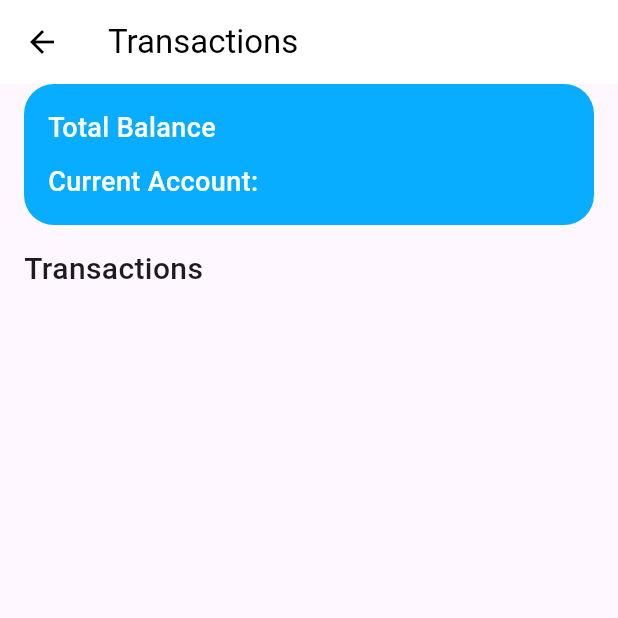
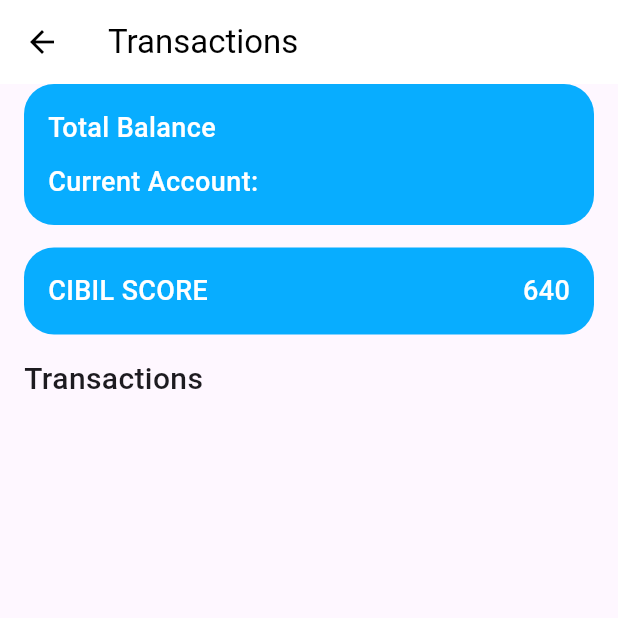
Before and after one commit to vaidic-dodwani/bro_grow_app, a Flutter app: the TransactionScreen screen opened directly with empty values, on a phone screen of 412 x 824 dp, the top half of it. Run offline on Flutter 3.47's test engine with Material 3 defaults, Android fonts, the phone set to English and light mode, and no system bars; our stand-ins replace dio, firebase_auth, firebase_core, flutter_secure_storage, fluttertoast, go_router and 5 more; accounts and stored records are empty; network calls fail; statements that could not run were skipped.

Commit message:
Added the account section to bottom nav bar

```diff
--- a/lib/data/remote/network/app_network_constants.dart
+++ b/lib/data/remote/network/app_network_constants.dart
@@ -1,7 +1,8 @@
 import 'dart:io';
 
 class AppNetworkConstants {
-  static const baseURL = "https://02c4-117-55-241-39.ngrok-free.app/";
+  static const baseURL =
+      "https://328e-2405-201-601b-70c3-f945-893b-fa95-5dbe.ngrok-free.app/";
   static const Map<String, String> headers = {
     HttpHeaders.acceptHeader: "application/json",
     HttpHeaders.contentTypeHeader: "application/json",
--- a/lib/utils/routes/app_route_config.dart
+++ b/lib/utils/routes/app_route_config.dart
@@ -19,8 +19,8 @@
         name: AppRouteNames.splashScreenRoute,
         path: '/',
         builder: (context, state) {
-          // return const SplashScreen();
-          return const AccountAggregator();
+          return const SplashScreen();
+          // return const AccountAggregator();
         },
       ),
       GoRoute(
--- a/lib/view/screens/homescreen/homescreen.dart
+++ b/lib/view/screens/homescreen/homescreen.dart
@@ -1,3 +1,4 @@
+import 'package:bro_grow_app/view/screens/homescreen/widgets/account_aggregator.dart';
 import 'package:bro_grow_app/view/screens/homescreen/widgets/competitor_analysis.dart';
 import 'package:bro_grow_app/view/screens/homescreen/widgets/review_section.dart';
 import 'package:bro_grow_app/view/screens/homescreen/widgets/sector_analysis.dart';
@@ -17,6 +18,7 @@
     const CompetitorAnalysis(),
     const SectorAnalysis(),
     const ReviewSection(),
+    const AccountAggregator()
   ];
 
   @override
@@ -33,6 +35,8 @@
     return Consumer<HomepageProvider>(
       builder: (context, homeProv, child) => Scaffold(
         bottomNavigationBar: BottomNavigationBar(
+          type: BottomNavigationBarType.fixed,
+          enableFeedback: true,
           currentIndex: homeProv.pageIndex,
           onTap: (value) {
             homeProv.pageIndex = value;
@@ -43,6 +47,8 @@
                 icon: Icon(Icons.location_on), label: "Sector"),
             BottomNavigationBarItem(
                 icon: Icon(Icons.reviews), label: "Reviews"),
+            BottomNavigationBarItem(
+                icon: Icon(Icons.account_balance_wallet), label: "Account"),
           ],
         ),
         body: SafeArea(
--- a/lib/view/screens/homescreen/widgets/transaction.dart
+++ b/lib/view/screens/homescreen/widgets/transaction.dart
@@ -1,3 +1,5 @@
+import 'dart:math';
+
 import 'package:bro_grow_app/utils/constants/app_colors.dart';
 import 'package:bro_grow_app/utils/constants/app_typography.dart';
 import 'package:flutter/material.dart';
@@ -64,6 +66,28 @@
                   ),
                 ),
               const SizedBox(height: 15),
+              Container(
+                padding: const EdgeInsets.all(16),
+                decoration: const BoxDecoration(
+                    color: Color(0xFF08ADFF),
+                    borderRadius: BorderRadius.all(Radius.circular(20))),
+                child: Row(
+                  children: [
+                    Text(
+                      'CIBIL SCORE',
+                      style:
+                          AppTypography.f18w500.copyWith(color: Colors.white),
+                    ),
+                    const Spacer(),
+                    Text(
+                      '${Random().nextInt(220) + 580}',
+                      style:
+                          AppTypography.f18w500.copyWith(color: Colors.white),
+                    ),
+                  ],
+                ),
+              ),
+              const SizedBox(height: 15),
               const Text(
                 'Transactions',
                 style: TextStyle(
```
Also changed, not shown: lib/view/screens/homescreen/widgets/account_aggregator.dart (+20 -6 lines).
